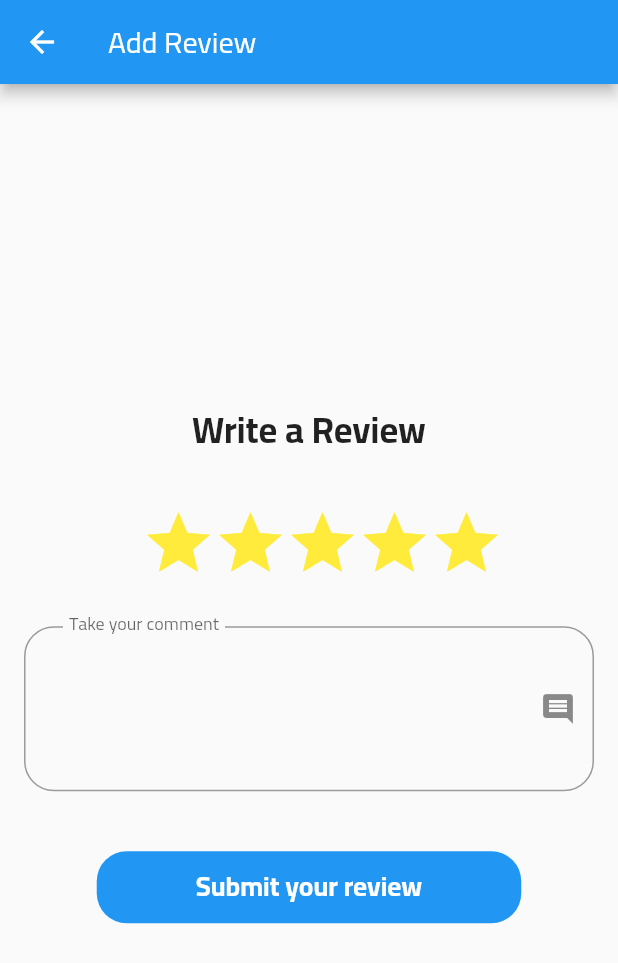
After one commit to BAALOUL/ClassRanker, a Flutter app: the AddReviewScreen screen opened by its route, on a phone screen of 412 x 824 dp. The commit adds this screen. Shown: the top 963 px of the screen. Run offline on Flutter 3.47's test engine with Material 2 defaults, Android fonts, the phone set to English and light mode, and no system bars; our stand-ins replace cached_network_image, dartz, dropdown_search, firebase_core, firebase_messaging, flutter_otp_text_field and 8 more; missing offline and left inert: dart:ffi; accounts and stored records are empty; statements that could not run were skipped; project files that could hold a hidden picture were left out.

Commit message:
the review screen added to the project

```diff
--- a/lib/controller/providers/providerByIDController.dart
+++ b/lib/controller/providers/providerByIDController.dart
@@ -11,6 +11,7 @@ abstract class ProviderByIdController extends GetxController {
   getData(String pid);
   initData();
   goToBooking(String serviceName, String serviceId);
+  goToReview();
 }
 
 class ProviderByIdControllerImp extends ProviderByIdController {
@@ -71,4 +72,7 @@ class ProviderByIdControllerImp extends ProviderByIdController {
       "serviceId": serviceId
     });
   }
+
+  @override
+  goToReview() {}
 }
--- /dev/null
+++ b/lib/controller/reviews/addReviewController.dart
@@ -0,0 +1,57 @@
+import 'package:ecommerce_store/core/class/statusRequest.dart';
+import 'package:ecommerce_store/data/remote/reviews/addReviewData.dart';
+import 'package:get/get.dart';
+
+import '../../core/constant/consRoutes.dart';
+import '../../core/functions/handingDataController.dart';
+
+class AddReviewController extends GetxController {
+  AddReviewData addReviewData = AddReviewData(Get.find());
+  late StatusRequest statusRequest;
+  // Define observables
+  late String userId = '';
+  late String providerId = '';
+  RxInt rating = RxInt(5);
+  RxString comment = RxString('');
+
+  // Set the selected rating
+  void setRating(int value) {
+    rating.value = value;
+    update();
+  }
+
+  // Set the comment
+  void setComment(String value) {
+    comment.value = value;
+  }
+
+  // Submit the review
+  void submitReview() async {
+    statusRequest = StatusRequest.loading;
+    //print('userId: $userId providerId: $providerId rating: ${rating.toString()} coment:   ${comment.toString()}');
+    var response = await addReviewData.postReviewdate(
+        userId, providerId, rating.toString(), comment.toString());
+    statusRequest = handingData(response);
+    if (StatusRequest.success == statusRequest) {
+      if (response['status'] == "success") {
+        //ordersList.addAll(response['data']);
+      } else {
+        statusRequest = StatusRequest.failure;
+      }
+    }
+    update();
+
+    // Reset the rating and comment after submitting the review
+    rating.value = 5;
+    comment.value = '';
+    Get.offAllNamed(ConsRoutes.homescreen);
+  }
+
+  @override
+  void onInit() {
+    userId = Get.arguments['userId'];
+    providerId = Get.arguments['providerId'];
+    // print('the provider id in add review is : $providerId');
+    super.onInit();
+  }
+}
--- a/lib/core/constant/consRoutes.dart
+++ b/lib/core/constant/consRoutes.dart
@@ -35,6 +35,8 @@ class ConsRoutes {
   static const String bookingsByUser = "/bookingsbyuser";
   static const String problemDescriptionScreen = "/problemdescriptionscreen";
 
+  static const String addReview = "/addreviewscreen";
+
 //settings
   static const String settingsView = "/settingsview";
   static const String addPaymentCard = "/addpaymentcard";
--- /dev/null
+++ b/lib/data/remote/reviews/addReviewData.dart
@@ -0,0 +1,18 @@
+import 'package:ecommerce_store/core/class/crud.dart';
+import 'package:ecommerce_store/links.dart';
+
+class AddReviewData {
+  Crud crud;
+  AddReviewData(this.crud);
+
+  postReviewdate(
+      String userId, String providerId, String rating, String comment) async {
+    var response = await crud.postData(Links.addReviews, {
+      "userId": userId,
+      "providerId": providerId,
+      "rating": rating,
+      "comment": comment
+    });
+    return response.fold((l) => l, (r) => r);
+  }
+}
--- a/lib/links.dart
+++ b/lib/links.dart
@@ -20,9 +20,12 @@ class Links {
   static const String sectionsAndServicesView =
       "$server/services/sectionsAndServicesView.php";
 
+// reviews
+  static const String reviewsView = "$server/reviews/reviewsByProvider.php";
+  static const String addReviews = "$server/reviews/addReview.php";
+
   // Providers
   static const String providersView = "$server/providers/view.php";
-  static const String reviewsView = "$server/reviews/reviewsByProvider.php";
   static const String providersByService =
       "$server/providers/providersByService.php";
   static const String providersByIdView = "$server/providers/providerById.php";
--- a/lib/routes.dart
+++ b/lib/routes.dart
@@ -30,6 +30,7 @@ import 'package:ecommerce_store/view/screen/providers/providerDetailView.dart';
 import 'package:ecommerce_store/view/screen/providers/providerSignInOTP.dart';
 import 'package:ecommerce_store/view/screen/providers/providersByServiceView.dart';
 import 'package:ecommerce_store/view/screen/providers/updateLocationScreen.dart';
+import 'package:ecommerce_store/view/screen/reviews/addReviewScreen.dart';
 import 'package:ecommerce_store/view/screen/services/categoryView.dart';
 import 'package:ecommerce_store/view/screen/services/sectionsView.dart';
 import 'package:ecommerce_store/view/screen/services/servicesView.dart';
@@ -100,4 +101,5 @@ List<GetPage<dynamic>>? routes = [
   GetPage(
       name: ConsRoutes.providerAdd,
       page: () => const ProviderInformationView()),
+  GetPage(name: ConsRoutes.addReview, page: () => AddReviewScreen()),
 ];
--- a/lib/view/screen/providers/providersByServiceView.dart
+++ b/lib/view/screen/providers/providersByServiceView.dart
@@ -1,4 +1,5 @@
 import 'package:ecommerce_store/data/model/providerModel.dart';
+import 'package:ecommerce_store/view/widgets/auth/customButton.dart';
 import 'package:flutter/material.dart';
 import 'package:get/get.dart';
 
--- /dev/null
+++ b/lib/view/screen/reviews/addReviewScreen.dart
@@ -0,0 +1,99 @@
+import 'package:ecommerce_store/view/widgets/auth/customButton.dart';
+import 'package:ecommerce_store/view/widgets/auth/customTextFormField.dart';
+import 'package:flutter/material.dart';
+import 'package:get/get.dart';
+
+import '../../../controller/reviews/addReviewController.dart';
+
+class AddReviewScreen extends StatelessWidget {
+  final AddReviewController reviewController = Get.put(AddReviewController());
+
+  AddReviewScreen({super.key});
+
+  @override
+  Widget build(BuildContext context) {
+    return SafeArea(
+      child: Scaffold(
+        appBar: AppBar(
+          title: const Text('Add Review'),
+        ),
+        body: Padding(
+          padding: const EdgeInsets.all(16.0),
+          child: Column(
+            mainAxisAlignment: MainAxisAlignment.center,
+            children: [
+              const Text(
+                'Write a Review',
+                style: TextStyle(
+                  fontSize: 24,
+                  fontWeight: FontWeight.bold,
+                ),
+              ),
+
+              const SizedBox(height: 20.0),
+              // Display the rating stars
+              GetBuilder<AddReviewController>(
+                builder: (controller) {
+                  return Row(
+                    mainAxisAlignment: MainAxisAlignment.center,
+                    children: List.generate(5, (index) {
+                      final isFilled = controller.rating.value > index;
+                      final icon = isFilled ? Icons.star : Icons.star_border;
+                      final color = isFilled ? Colors.yellow : null;
+
+                      return IconButton(
+                        icon: Icon(
+                          icon,
+                          color: color,
+                          size: 50,
+                        ),
+                        onPressed: () {
+                          controller.setRating(index + 1);
+                        },
+                      );
+                    }),
+                  );
+                },
+              ),
+
+              const SizedBox(height: 40.0),
+
+              Container(
+                margin: const EdgeInsets.only(bottom: 20),
+                child: TextFormField(
+                  onChanged: (value) {
+                    reviewController.setComment(value);
+                  },
+                  maxLines: null, // Allow multiple lines
+                  minLines: 3, // Set the minimum lines to 5
+                  decoration: InputDecoration(
+                    //hintText: "Comment",
+                    hintStyle: const TextStyle(fontSize: 14),
+                    floatingLabelBehavior: FloatingLabelBehavior.always,
+                    contentPadding: const EdgeInsets.symmetric(
+                        vertical: 10,
+                        horizontal: 30), // Adjust the vertical padding
+                    labelText:
+                        "Take your comment", // Use labelText instead of label
+                    suffixIcon: const Icon(Icons.comment),
+                    border: OutlineInputBorder(
+                      borderRadius: BorderRadius.circular(20),
+                    ),
+                  ),
+                ),
+              ),
+              const SizedBox(height: 20.0),
+              // Button to submit the review
+              CustomButton(
+                text: 'Submit your review',
+                onPressed: () {
+                  reviewController.submitReview();
+                },
+              ),
+            ],
+          ),
+        ),
+      ),
+    );
+  }
+}
```
Also changed, not shown: lib/controller/booking/bookingByUserController.dart (+13 -5 lines), lib/view/screen/auth/loginScreen.dart (+5 -4 lines), lib/view/screen/booking/bookingCancel.dart (added, +19 -0 lines), lib/view/screen/booking/bookingsByUserView.dart (+8 -6 lines), lib/view/screen/providers/providerDetailView.dart (+9 -4 lines).
